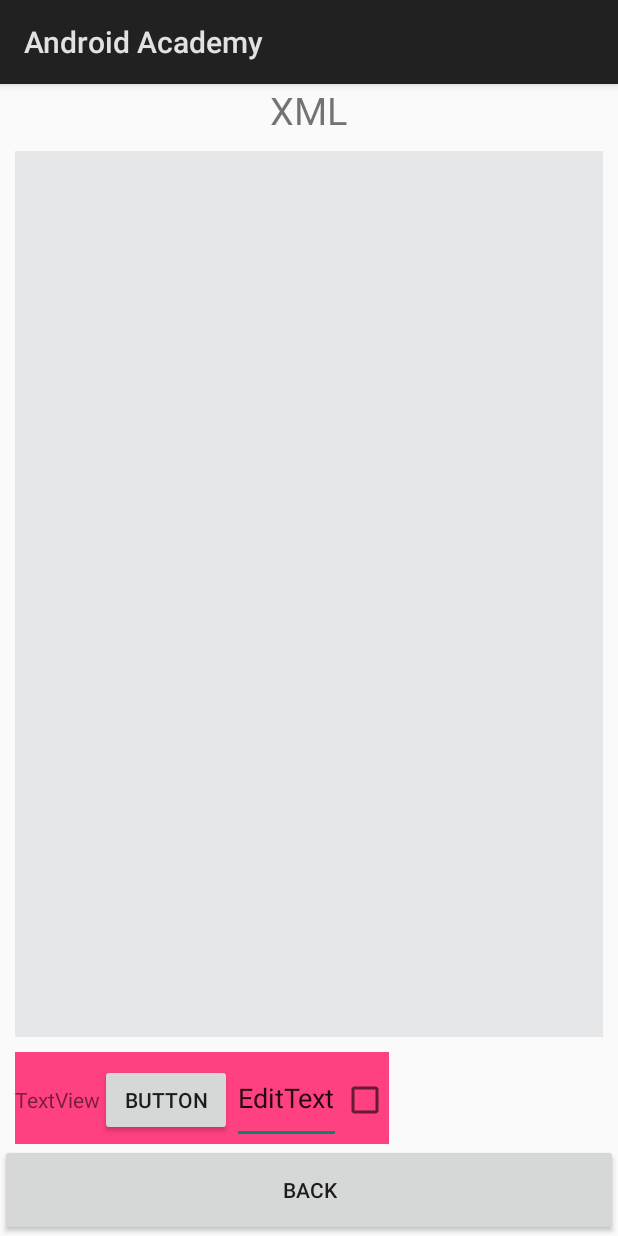
After one commit to yxsoong/IS3261-Project, an Android app: the Lesson1Activity screen opened directly, with no data from a screen before it, on a phone screen of 412 x 824 dp. The commit adds this screen. Run offline under Robolectric (Android 15) with nearby library versions, the phone set to English and light mode, and no system bars.

Commit message:
a lot of edits

```diff
--- a/AndroidAcademy/app/build.gradle
+++ b/AndroidAcademy/app/build.gradle
@@ -25,5 +25,6 @@ dependencies {
         exclude group: 'com.android.support', module: 'support-annotations'
     })
     compile 'com.android.support.constraint:constraint-layout:1.0.2'
+    compile 'com.android.support:support-v4:26.+'
     testCompile 'junit:junit:4.12'
 }
--- /dev/null
+++ b/AndroidAcademy/app/src/main/java/com/yxsoong/project/androidacademy/Lesson1Activity.java
@@ -0,0 +1,50 @@
+package com.yxsoong.project.androidacademy;
+
+import android.app.Activity;
+import android.app.Fragment;
+import android.app.FragmentManager;
+import android.app.FragmentTransaction;
+import android.net.Uri;
+import android.os.Bundle;
+import android.view.View;
+import android.widget.TextView;
+
+public class Lesson1Activity extends Activity implements XMLFragment.OnFragmentInteractionListener, PaletteFragment.OnFragmentInteractionListener{
+    View paletteFragment;
+    View.OnDragListener dragListenerPalette;
+    TextView textView;
+    @Override
+    protected void onCreate(Bundle savedInstanceState) {
+        super.onCreate(savedInstanceState);
+        setContentView(R.layout.activity_lesson1);
+
+        FragmentManager fragmentManager = getFragmentManager();
+        FragmentTransaction fragmentTransaction;
+
+        fragmentTransaction = fragmentManager.beginTransaction();
+        Fragment xmlFragment = new XMLFragment();
+        fragmentTransaction.add(R.id.xmlFrameLayout, xmlFragment);
+        fragmentTransaction.commit();
+
+        textView = findViewById(R.id.headerXML);
+
+        //textView.setOnDragListener(dragListener);
+
+
+    }
+
+    public void onClick_BackToPreviousActivity(View view){
+        finish();
+    }
+
+    @Override
+    public void onFragmentInteraction(Uri uri) {
+
+    }
+
+
+    @Override
+    public void onFragmentInteraction(View.OnDragListener dragListener) {
+
+    }
+}
--- /dev/null
+++ b/AndroidAcademy/app/src/main/java/com/yxsoong/project/androidacademy/PaletteFragment.java
@@ -0,0 +1,93 @@
+package com.yxsoong.project.androidacademy;
+
+import android.app.Fragment;
+import android.content.ClipData;
+import android.content.Context;
+import android.content.Intent;
+import android.os.Bundle;
+import android.util.Log;
+import android.view.LayoutInflater;
+import android.view.View;
+import android.view.ViewGroup;
+import android.widget.Button;
+import android.widget.TextView;
+
+
+/**
+ * A simple {@link Fragment} subclass.
+ * Activities that contain this fragment must implement the
+ * {@link PaletteFragment.OnFragmentInteractionListener} interface
+ * to handle interaction events.
+ */
+public class PaletteFragment extends Fragment {
+
+    private OnFragmentInteractionListener mListener;
+
+    public PaletteFragment() {
+        // Required empty public constructor
+    }
+
+
+    @Override
+    public View onCreateView(LayoutInflater inflater, ViewGroup container,
+                             Bundle savedInstanceState) {
+        // Inflate the layout for this fragment
+        View view = inflater.inflate(R.layout.fragment_palette, container, false);
+        TextView textView = view.findViewById(R.id.textViewPaletteTV);
+        Button button = view.findViewById(R.id.buttonPaletteBtn);
+
+        //textView.setOnLongClickListener(longClickListener);
+        //button.setOnLongClickListener(longClickListener);
+        setLongClick(textView);
+        setLongClick(button);
+
+        return view;
+    }
+
+    public void setLongClick(final View view) {
+        final View finalView = view;
+        view.setOnLongClickListener(new View.OnLongClickListener() {
+            @Override
+            public boolean onLongClick(View v) {
+                Intent intent = new Intent();
+                intent.putExtra("viewType", view.getClass().getName().toString());
+                ClipData data = ClipData.newIntent("myIntent", intent);
+                Log.i("view", data.toString());
+                View.DragShadowBuilder myShadowBuilder = new View.DragShadowBuilder(v);
+                v.startDrag(data, myShadowBuilder, v, 0);
+                return true;
+            }
+        });
+    }
+    @Override
+    public void onAttach(Context context) {
+        super.onAttach(context);
+        if (context instanceof OnFragmentInteractionListener) {
+            mListener = (OnFragmentInteractionListener) context;
+        } else {
+            throw new RuntimeException(context.toString()
+                    + " must implement OnFragmentInteractionListener");
+        }
+    }
+
+    @Override
+    public void onDetach() {
+        super.onDetach();
+        mListener = null;
+    }
+
+    /**
+     * This interface must be implemented by activities that contain this
+     * fragment to allow an interaction in this fragment to be communicated
+     * to the activity and potentially other fragments contained in that
+     * activity.
+     * <p>
+     * See the Android Training lesson <a href=
+     * "http://developer.android.com/training/basics/fragments/communicating.html"
+     * >Communicating with Other Fragments</a> for more information.
+     */
+    public interface OnFragmentInteractionListener {
+        // TODO: Update argument type and name
+        void onFragmentInteraction(View.OnDragListener dragListener);
+    }
+}
--- /dev/null
+++ b/AndroidAcademy/app/src/main/java/com/yxsoong/project/androidacademy/XMLFragment.java
@@ -0,0 +1,103 @@
+package com.yxsoong.project.androidacademy;
+
+import android.app.Fragment;
+import android.content.Context;
+import android.net.Uri;
+import android.os.Bundle;
+import android.util.Log;
+import android.view.DragEvent;
+import android.view.LayoutInflater;
+import android.view.View;
+import android.view.ViewGroup;
+import android.widget.Button;
+import android.widget.LinearLayout;
+import android.widget.TextView;
+
+
+/**
+ * A simple {@link Fragment} subclass.
+ * Activities that contain this fragment must implement the
+ * {@link XMLFragment.OnFragmentInteractionListener} interface
+ * to handle interaction events.
+ */
+public class XMLFragment extends Fragment {
+
+    private OnFragmentInteractionListener mListener;
+
+    public XMLFragment() {
+        // Required empty public constructor
+    }
+
+    LinearLayout linearLayout;
+
+    @Override
+    public View onCreateView(LayoutInflater inflater, ViewGroup container,
+                             Bundle savedInstanceState) {
+        // Inflate the layout for this fragment
+        View view = inflater.inflate(R.layout.fragment_xml, container, false);
+        linearLayout = view.findViewById(R.id.xmlFragmentLayout);
+        linearLayout.setOnDragListener(dragListener);
+        return view;
+    }
+
+    View.OnDragListener dragListener = new View.OnDragListener(){
+
+        @Override
+        public boolean onDrag(View v, DragEvent event) {
+            int dragEvent = event.getAction();
+            switch (dragEvent){
+                case DragEvent.ACTION_DRAG_ENTERED:
+                    break;
+                case DragEvent.ACTION_DRAG_EXITED:
+                    break;
+                case DragEvent.ACTION_DROP:
+
+                    String viewType = event.getClipData().getItemAt(0).getIntent().getStringExtra("viewType");
+                    Log.i("ViewName", viewType);
+                    if(viewType.equalsIgnoreCase("android.widget.TextView")) {
+                        TextView textView = new TextView(getActivity());
+                        textView.setText("Hello World");
+                        linearLayout.addView(textView);
+                    } else if(viewType.equalsIgnoreCase("android.widget.Button")){
+                        Button button = new Button(getActivity());
+                        button.setText("Button");
+                        linearLayout.addView(button);
+                    }
+                    break;
+            }
+            return true;
+        }
+    };
+
+    @Override
+    public void onAttach(Context context) {
+        super.onAttach(context);
+        if (context instanceof OnFragmentInteractionListener) {
+            mListener = (OnFragmentInteractionListener) context;
+        } else {
+            throw new RuntimeException(context.toString()
+                    + " must implement OnFragmentInteractionListener");
+        }
+    }
+
+    @Override
+    public void onDetach() {
+        super.onDetach();
+        mListener = null;
+    }
+
+    /**
+     * This interface must be implemented by activities that contain this
+     * fragment to allow an interaction in this fragment to be communicated
+     * to the activity and potentially other fragments contained in that
+     * activity.
+     * <p>
+     * See the Android Training lesson <a href=
+     * "http://developer.android.com/training/basics/fragments/communicating.html"
+     * >Communicating with Other Fragments</a> for more information.
+     */
+    public interface OnFragmentInteractionListener {
+        // TODO: Update argument type and name
+        void onFragmentInteraction(Uri uri);
+    }
+}
--- /dev/null
+++ b/AndroidAcademy/app/src/main/res/layout/activity_lesson1.xml
@@ -0,0 +1,45 @@
+<?xml version="1.0" encoding="utf-8"?>
+<LinearLayout xmlns:android="http://schemas.android.com/apk/res/android"
+    xmlns:app="http://schemas.android.com/apk/res-auto"
+    xmlns:tools="http://schemas.android.com/tools"
+    android:layout_width="match_parent"
+    android:layout_height="match_parent"
+    android:orientation="vertical"
+    tools:context="com.yxsoong.project.androidacademy.Lesson1Activity">
+
+    <TextView
+        android:id="@+id/headerXML"
+        android:layout_width="wrap_content"
+        android:layout_height="wrap_content"
+        android:layout_gravity="center"
+        android:textSize="25dp"
+        android:text="XML"/>
+
+    <FrameLayout
+        android:id="@+id/xmlFrameLayout"
+        android:layout_width="match_parent"
+        android:layout_height="0dp"
+        android:layout_weight="10"></FrameLayout>
+
+    <HorizontalScrollView
+        android:layout_width="match_parent"
+        android:layout_height="0dp"
+        android:layout_weight="1">
+        <fragment
+            android:id="@+id/paletteFragment"
+            android:layout_width="match_parent"
+            android:layout_height="match_parent"
+            android:name="com.yxsoong.project.androidacademy.PaletteFragment"
+            android:layout="@layout/fragment_palette">
+
+        </fragment>
+
+    </HorizontalScrollView>
+
+    <Button
+        android:layout_width="match_parent"
+        android:layout_height="0dp"
+        android:layout_weight="1"
+        android:text="@string/back"
+        android:onClick="onClick_BackToPreviousActivity"/>
+</LinearLayout>
--- /dev/null
+++ b/AndroidAcademy/app/src/main/res/layout/fragment_palette.xml
@@ -0,0 +1,41 @@
+<FrameLayout xmlns:android="http://schemas.android.com/apk/res/android"
+    xmlns:tools="http://schemas.android.com/tools"
+    android:layout_width="match_parent"
+    android:layout_height="match_parent"
+    tools:context="com.yxsoong.project.androidacademy.PaletteFragment">
+
+    <!-- TODO: Update blank fragment layout -->
+    <LinearLayout
+        android:layout_width="match_parent"
+        android:layout_height="match_parent"
+        android:layout_marginLeft="10dp"
+        android:layout_marginRight="10dp"
+        android:background="@color/colorAccent"
+        android:orientation="horizontal">
+        <TextView
+            android:id="@+id/textViewPaletteTV"
+            android:layout_width="wrap_content"
+            android:layout_height="wrap_content"
+            android:text="TextView"/>
+        <Button
+            android:id="@+id/buttonPaletteBtn"
+            android:layout_width="wrap_content"
+            android:layout_height="wrap_content"
+            android:text="Button"/>
+
+        <EditText
+            android:id="@+id/editTextPaletteET"
+            android:layout_width="wrap_content"
+            android:layout_height="match_parent"
+            android:inputType="none"
+            android:text="EditText"
+            android:textIsSelectable="false" />
+        <CheckBox
+            android:id="@+id/checkBoxPaletteCB"
+            android:layout_width="wrap_content"
+            android:layout_height="wrap_content"
+            android:inputType="none"
+            android:checked="false"/>
+    </LinearLayout>
+
+</FrameLayout>
--- /dev/null
+++ b/AndroidAcademy/app/src/main/res/layout/fragment_xml.xml
@@ -0,0 +1,16 @@
+<FrameLayout xmlns:android="http://schemas.android.com/apk/res/android"
+    xmlns:tools="http://schemas.android.com/tools"
+    android:layout_width="match_parent"
+    android:layout_height="match_parent"
+    tools:context="com.yxsoong.project.androidacademy.XMLFragment">
+
+    <LinearLayout
+        android:id="@+id/xmlFragmentLayout"
+        android:layout_width="match_parent"
+        android:background="@color/lightGrey"
+        android:layout_height="match_parent"
+        android:layout_margin="10dp"
+        android:orientation="vertical">
+
+    </LinearLayout>
+</FrameLayout>
--- a/AndroidAcademy/app/src/main/res/values/colors.xml
+++ b/AndroidAcademy/app/src/main/res/values/colors.xml
@@ -5,5 +5,6 @@
     <color name="colorAccent">#FF4081</color>
     <color name="darkBlue">#34495E</color>
     <color name="lightGrey">#E5E7E9</color>
+    <color name="snowWhite">#FFFAFA</color>
 
 </resources>
--- a/AndroidAcademy/app/src/main/res/values/strings.xml
+++ b/AndroidAcademy/app/src/main/res/values/strings.xml
@@ -9,8 +9,10 @@
     <string name="lesson3">Lesson 3: Switching Pages</string>
     <string name="lesson4">Lesson 4: Fragments</string>
     <string name="test">Test your skills</string>
+    <string name="back">Back</string>
 
-
+    <!-- TODO: Remove or change this placeholder text -->
+    <string name="hello_blank_fragment">Hello blank fragment</string>
 
 
 </resources>
```
Also changed, not shown: AndroidAcademy/app/src/main/AndroidManifest.xml (+4 -3 lines), AndroidAcademy/app/src/main/java/com/yxsoong/project/androidacademy/MainActivity.java (+17 -1 lines), AndroidAcademy/app/src/main/java/com/yxsoong/project/androidacademy/MainViewFragment.java (+35 -2 lines), AndroidAcademy/app/src/main/res/layout/main_view.xml (+6 -7 lines), 1 other file.
